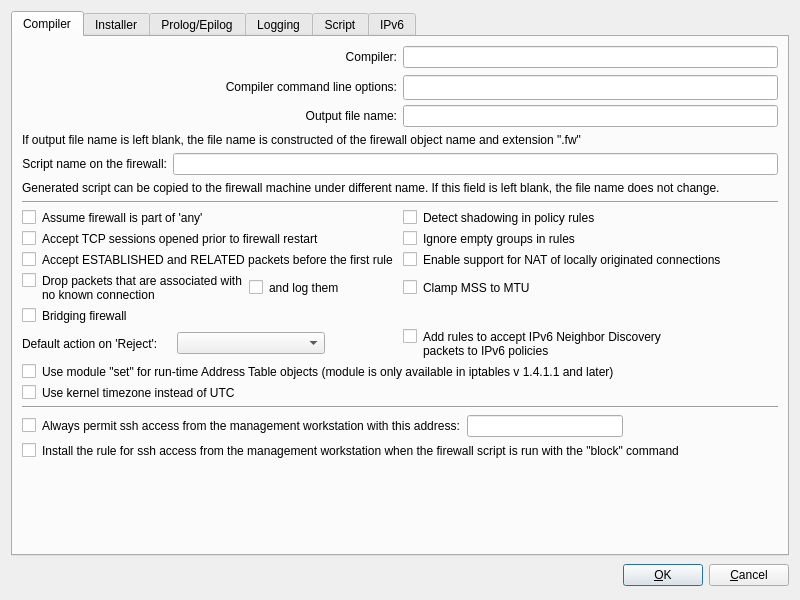
Above: src/firewallfabrik/gui/ui/nftablessettingsdialog_q.ui from Linuxfabrik/firewallfabrik before the change. Below: the same form after it.
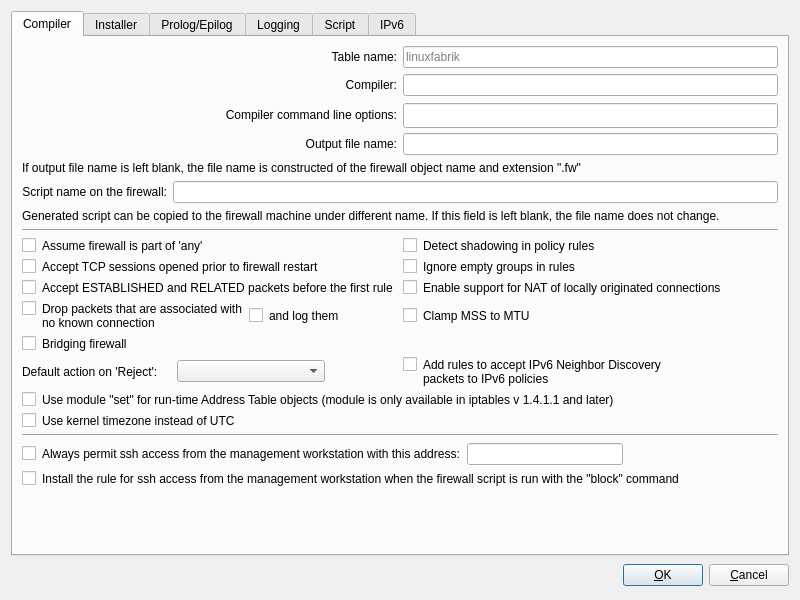
That is the form after the change.

Commit message: feat(compiler): use named nftables tables for coexistence with Docker, CrowdSec, fail2ban

What changed in the file:
```diff
--- a/src/firewallfabrik/gui/ui/nftablessettingsdialog_q.ui
+++ b/src/firewallfabrik/gui/ui/nftablessettingsdialog_q.ui
@@ -102,6 +102,35 @@
        </item>
        <item row="1" column="0" colspan="2">
         <layout class="QGridLayout" name="gridLayout_9">
+         <item row="0" column="0">
+          <widget class="QLabel" name="tableNameLabel">
+           <property name="text">
+            <string>Table name:</string>
+           </property>
+           <property name="alignment">
+            <set>Qt::AlignmentFlag::AlignRight|Qt::AlignmentFlag::AlignTrailing|Qt::AlignmentFlag::AlignVCenter</set>
+           </property>
+           <property name="wordWrap">
+            <bool>false</bool>
+           </property>
+          </widget>
+         </item>
+         <item row="0" column="1">
+          <widget class="QLineEdit" name="tableName">
+           <property name="maximumSize">
+            <size>
+             <width>32767</width>
+             <height>22</height>
+            </size>
+           </property>
+           <property name="toolTip">
+            <string>Base name for the nftables tables managed by FirewallFabrik. The compiler creates two tables: {name}_filter for packet filtering and {name}_nat for NAT rules. Only these tables are flushed when the firewall script runs, so rules created by other tools (Docker, CrowdSec, fail2ban) remain untouched.</string>
+           </property>
+           <property name="placeholderText">
+            <string>linuxfabrik</string>
+           </property>
+          </widget>
+         </item>
          <item row="1" column="0">
           <widget class="QLabel" name="compilerLabel">
            <property name="text">
```
The commit also changes 150 other files.
